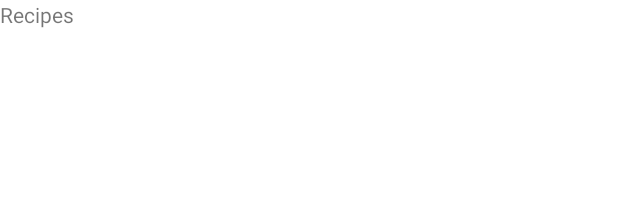
After one commit to DeeKiza22/FoodRecipes, an Android app: the layout fragment_recipes.xml on its own in the app's theme, with its tools: preview values and no code run, on a phone screen of 412 x 824 dp. The commit adds this screen. Shown: the top 198 px of the screen. Run offline under Robolectric (Android 15) with nearby library versions, the phone set to English and light mode, and no system bars.

Commit message:
working on it.

```diff
--- a/app/build.gradle
+++ b/app/build.gradle
@@ -40,4 +40,8 @@ dependencies {
     testImplementation 'junit:junit:4.13.2'
     androidTestImplementation 'androidx.test.ext:junit:1.1.3'
     androidTestImplementation 'androidx.test.espresso:espresso-core:3.4.0'
+
+    implementation "androidx.navigation:navigation-fragment-ktx:2.5.1"
+    implementation "androidx.navigation:navigation-ui-ktx:2.5.1"
+
 }
--- /dev/null
+++ b/app/src/main/res/drawable/emoji.xml
@@ -0,0 +1,5 @@
+<vector android:height="24dp" android:tint="#000000"
+    android:viewportHeight="24" android:viewportWidth="24"
+    android:width="24dp" xmlns:android="http://schemas.android.com/apk/res/android">
+    <path android:fillColor="@android:color/white" android:pathData="M11.99,2C6.47,2 2,6.48 2,12c0,5.52 4.47,10 9.99,10C17.52,22 22,17.52 22,12C22,6.48 17.52,2 11.99,2zM8.5,8C9.33,8 10,8.67 10,9.5S9.33,11 8.5,11S7,10.33 7,9.5S7.67,8 8.5,8zM12,18c-2.28,0 -4.22,-1.66 -5,-4h10C16.22,16.34 14.28,18 12,18zM15.5,11c-0.83,0 -1.5,-0.67 -1.5,-1.5S14.67,8 15.5,8S17,8.67 17,9.5S16.33,11 15.5,11z"/>
+</vector>
--- /dev/null
+++ b/app/src/main/res/layout/fragment_recipes.xml
@@ -0,0 +1,14 @@
+<?xml version="1.0" encoding="utf-8"?>
+<FrameLayout xmlns:android="http://schemas.android.com/apk/res/android"
+    xmlns:tools="http://schemas.android.com/tools"
+    android:layout_width="match_parent"
+    android:layout_height="match_parent"
+    tools:context=".RecipesFragment">
+
+    <!-- TODO: Update blank fragment layout -->
+    <TextView
+        android:layout_width="match_parent"
+        android:layout_height="match_parent"
+        android:text="@string/recipes" />
+
+</FrameLayout>
--- a/app/src/main/res/values/strings.xml
+++ b/app/src/main/res/values/strings.xml
@@ -1,3 +1,8 @@
 <resources>
     <string name="app_name">FoodRecipes</string>
+    <!-- TODO: Remove or change this placeholder text -->
+    <string name="recipes">Recipes</string>
+    <string name="jokes">Jokes</string>
+    <string name="favorites">Favorites</string>
+
 </resources>
```
Also changed, not shown: app/src/main/java/com/example/foodrecipes/MainActivity.kt (+24 -1 lines), app/src/main/java/com/example/foodrecipes/RecipesFragment.kt (added, +19 -0 lines), app/src/main/java/com/example/foodrecipes/favoritesFragment.kt (added, +19 -0 lines), app/src/main/res/layout/activity_main.xml (+16 -6 lines), app/src/main/res/layout/fragment_favorites.xml (added, +14 -0 lines), app/src/main/res/menu/bottom_menu.xml (added, +7 -0 lines), app/src/main/res/navigation/food_final_nav.xml (added, +23 -0 lines).
